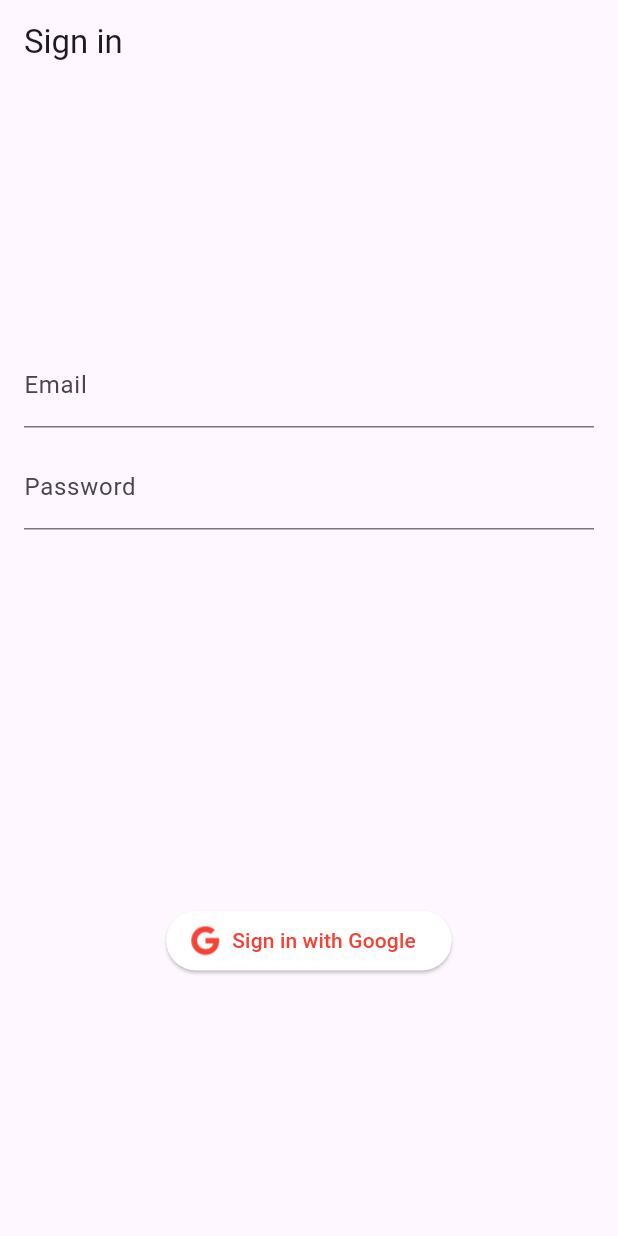
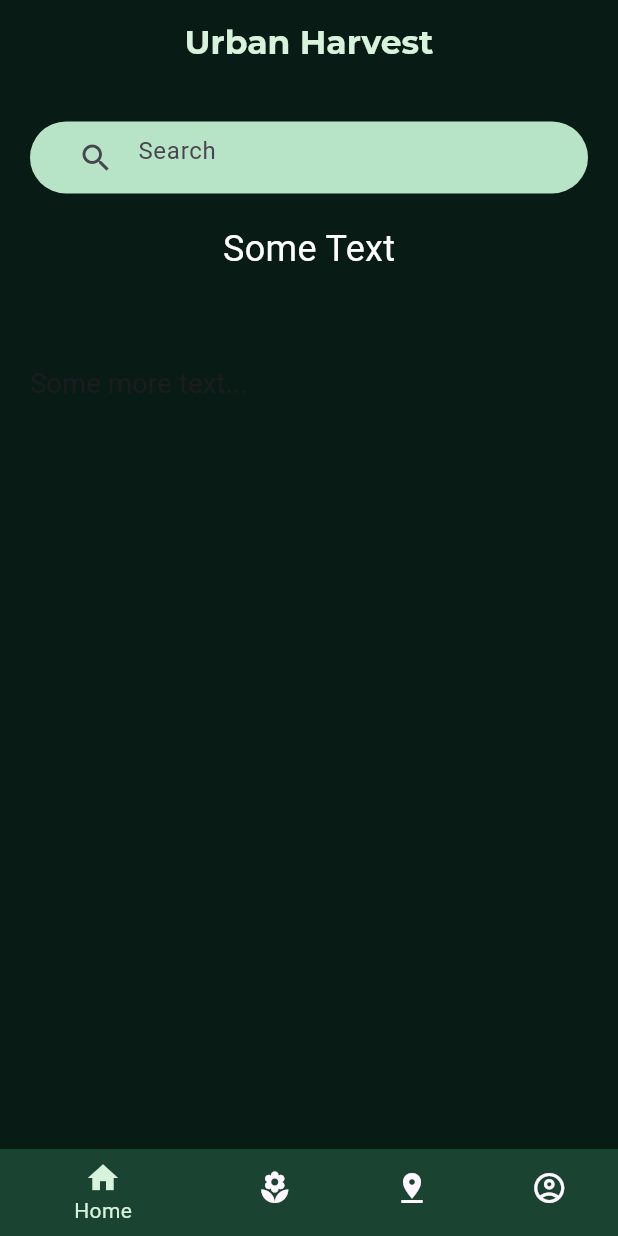
Before and after one commit to Sashank-05/urban-harvest, a Flutter app: the screen it shows after launch, on a phone screen of 412 x 824 dp. Run offline on Flutter 3.47's test engine with Material 3 defaults, Android fonts, the phone set to English and light mode, and no system bars; our stand-ins replace google_sign_in; project files that could hold a hidden picture were left out.

Commit message:
home page

```diff
--- a/lib/homepage/homepage.dart
+++ b/lib/homepage/homepage.dart
@@ -0,0 +1,102 @@
+import 'package:flutter/material.dart';
+import 'package:urban_harvest/constant_colors.dart';
+
+class HomePage extends StatelessWidget {
+  @override
+  Widget build(BuildContext context) {
+    return Scaffold(
+      appBar: AppBar(
+        centerTitle: true,
+        backgroundColor: AppColors.backgroundColor,
+        toolbarOpacity: 0,
+        title: const Text(
+          "Urban Harvest",
+          style: TextStyle(
+            fontFamily: 'Montserrat',
+            fontWeight: FontWeight.bold,
+            color: AppColors.primaryColor,
+          ),
+        ),
+      ),
+      backgroundColor: AppColors.backgroundColor,
+      body: SingleChildScrollView(
+        child: Column(
+          crossAxisAlignment: CrossAxisAlignment.stretch,
+          children: [
+            Container(
+
+              padding: EdgeInsets.all(20),
+
+              child: Column(
+                children: [
+                  SizedBox(height: 5),
+                  Container(
+                    padding: EdgeInsets.symmetric(horizontal: 20),
+                    decoration: BoxDecoration(
+                      color: AppColors.secondaryColor,
+                      borderRadius: BorderRadius.circular(30),
+                    ),
+                    child: TextField(
+                      decoration: InputDecoration(
+                        hintText: 'Search',
+                        border: InputBorder.none,
+                        prefixIcon: Icon(Icons.search),
+                      ),
+                    ),
+                  ),
+                  SizedBox(height: 20),
+                  Text(
+                    'Some Text',
+                    style: TextStyle(
+                      fontSize: 24,
+                      color: Colors.white,
+                    ),
+                  ),
+                ],
+              ),
+            ),
+            SizedBox(height: 20),
+            Container(
+              padding: EdgeInsets.all(20),
+              child: Text(
+                'Some more text...',
+                style: TextStyle(fontSize: 18),
+              ),
+            ),
+            // Add more text or widgets as needed below
+            SizedBox(height: 100), // Placeholder for more content
+          ],
+        ),
+      ),
+      bottomNavigationBar: BottomNavigationBar(
+        items: const <BottomNavigationBarItem>[
+          BottomNavigationBarItem(
+            icon: Icon(Icons.home),
+            label: 'Home',
+            backgroundColor: AppColors.backgroundColor2,
+          ),
+          BottomNavigationBarItem(
+            icon: Icon(Icons.local_florist),
+            label: 'Trade Seeds',
+            backgroundColor: AppColors.backgroundColor2,
+          ),
+          BottomNavigationBarItem(
+            icon: Icon(Icons.pin_drop),
+            label: 'Locations',
+            backgroundColor:AppColors.backgroundColor2,
+          ),
+          BottomNavigationBarItem(
+            icon: Icon(Icons.account_circle_outlined),
+            label: 'Profile',
+            backgroundColor: AppColors.backgroundColor2,
+          ),
+        ],
+        selectedItemColor: AppColors.primaryColor,
+        backgroundColor: AppColors.tertiaryColor,
+        onTap: (int index) {
+          // Handle item tap
+        },
+      ),
+    );
+  }
+}
--- a/lib/main.dart
+++ b/lib/main.dart
@@ -3,6 +3,7 @@ import 'package:google_sign_in/google_sign_in.dart';
 
 import 'package:urban_harvest/landing/landing.dart';
 
+import 'homepage/homepage.dart';
 import 'login/login.dart';
 
 void main() {
@@ -53,7 +54,7 @@ class _CheckAuthState extends State<CheckAuth> {
         MaterialPageRoute(
             builder: (context) =>
 
-                LoginPage()), // Navigate to LoginPage if not logged in
+                HomePage()), // Navigate to LoginPage if not logged in
 
       );
     }
```
Also changed, not shown: lib/constant_colors.dart (line endings or trailing spaces).
